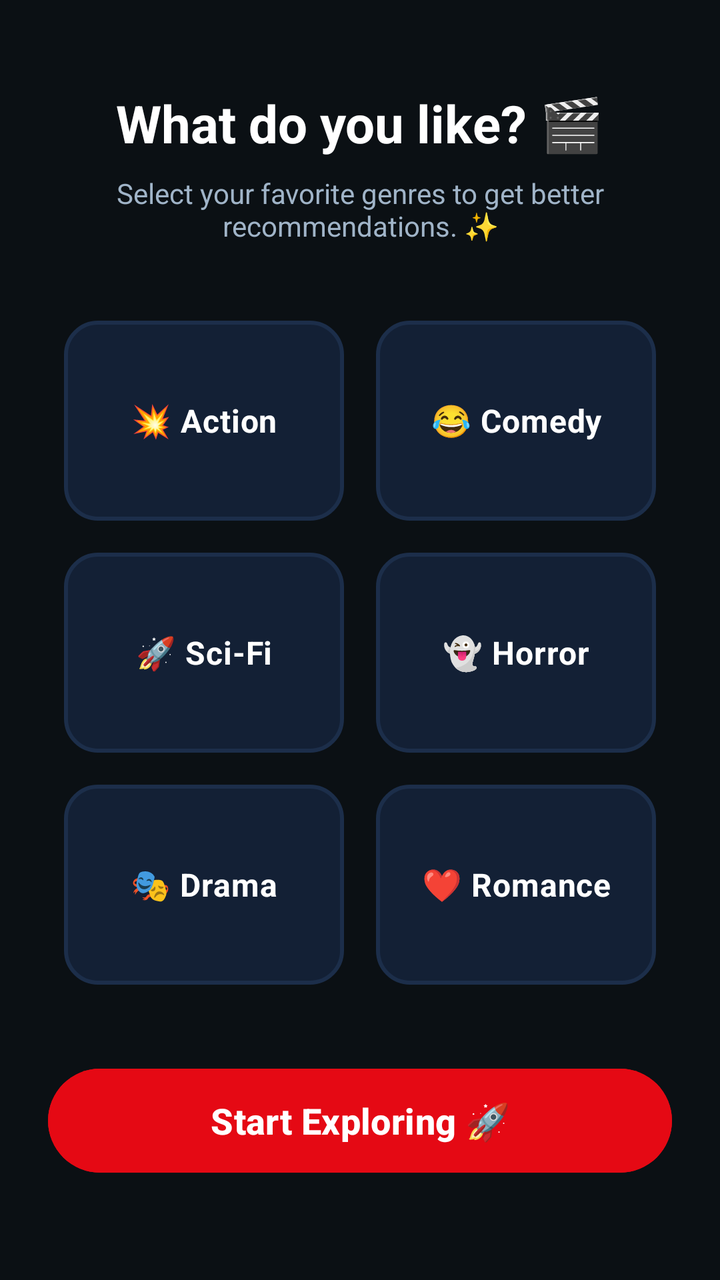
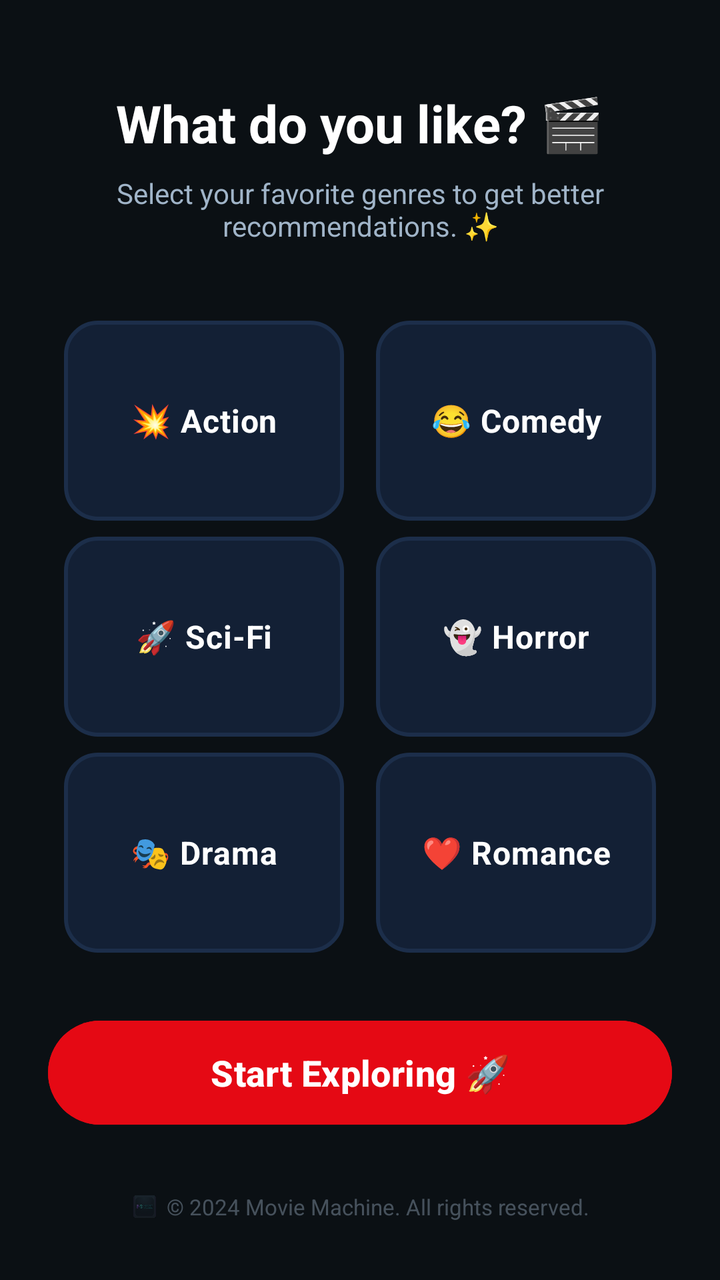

Before-and-after screenshots of an Android layout around one commit, followed by the original layout XML and the change that was made.
<!-- AndroidManifest.xml: application theme Theme.MovieMachine -->
<!-- res/layout/activity_onboarding.xml -->
<?xml version="1.0" encoding="utf-8"?>
<LinearLayout xmlns:android="http://schemas.android.com/apk/res/android"
    android:layout_width="match_parent"
    android:layout_height="match_parent"
    android:orientation="vertical"
    android:background="#0b1014"
    android:padding="24dp"
    android:gravity="center_horizontal">

    <TextView
        android:layout_width="wrap_content"
        android:layout_height="wrap_content"
        android:text="@string/onboarding_title"
        android:textColor="#FFFFFF"
        android:textSize="26sp"
        android:textStyle="bold"
        android:layout_marginTop="20dp"
        android:layout_marginBottom="8dp" />

    <TextView
        android:layout_width="wrap_content"
        android:layout_height="wrap_content"
        android:text="@string/onboarding_subtitle"
        android:textColor="#A0B4C8"
        android:textSize="14sp"
        android:textAlignment="center"
        android:layout_marginBottom="30dp" />

    <GridLayout
        android:layout_width="match_parent"
        android:layout_height="wrap_content"
        android:columnCount="2"
        android:rowCount="3">

        <CheckBox
            android:id="@+id/cbAction"
            android:layout_width="0dp"
            android:layout_height="100dp"
            android:layout_columnWeight="1"
            android:layout_margin="8dp"
            android:button="@null"
            android:background="@drawable/bg_genre_selector"
            android:text="@string/genre_action"
            android:textColor="#FFFFFF"
            android:gravity="center"
            android:textSize="16sp"
            android:textStyle="bold" />

        <CheckBox
            android:id="@+id/cbComedy"
            android:layout_width="0dp"
            android:layout_height="100dp"
            android:layout_columnWeight="1"
            android:layout_margin="8dp"
            android:button="@null"
            android:background="@drawable/bg_genre_selector"
            android:text="@string/genre_comedy"
            android:textColor="#FFFFFF"
            android:gravity="center"
            android:textSize="16sp"
            android:textStyle="bold" />

        <CheckBox
            android:id="@+id/cbSciFi"
            android:layout_width="0dp"
            android:layout_height="100dp"
            android:layout_columnWeight="1"
            android:layout_margin="8dp"
            android:button="@null"
            android:background="@drawable/bg_genre_selector"
            android:text="@string/genre_scifi"
            android:textColor="#FFFFFF"
            android:gravity="center"
            android:textSize="16sp"
            android:textStyle="bold" />

        <CheckBox
            android:id="@+id/cbHorror"
            android:layout_width="0dp"
            android:layout_height="100dp"
            android:layout_columnWeight="1"
            android:layout_margin="8dp"
            android:button="@null"
            android:background="@drawable/bg_genre_selector"
            android:text="@string/genre_horror"
            android:textColor="#FFFFFF"
            android:gravity="center"
            android:textSize="16sp"
            android:textStyle="bold" />

        <CheckBox
            android:id="@+id/cbDrama"
            android:layout_width="0dp"
            android:layout_height="100dp"
            android:layout_columnWeight="1"
            android:layout_margin="8dp"
            android:button="@null"
            android:background="@drawable/bg_genre_selector"
            android:text="@string/genre_drama"
            android:textColor="#FFFFFF"
            android:gravity="center"
            android:textSize="16sp"
            android:textStyle="bold" />

        <CheckBox
            android:id="@+id/cbRomance"
            android:layout_width="0dp"
            android:layout_height="100dp"
            android:layout_columnWeight="1"
            android:layout_margin="8dp"
            android:button="@null"
            android:background="@drawable/bg_genre_selector"
            android:text="@string/genre_romance"
            android:textColor="#FFFFFF"
            android:gravity="center"
            android:textSize="16sp"
            android:textStyle="bold" />
    </GridLayout>

    <Button
        android:id="@+id/btnSavePreferences"
        android:layout_width="match_parent"
        android:layout_height="60dp"
        android:layout_marginTop="30dp"
        android:backgroundTint="#E50914"
        android:text="@string/start_exploring"
        android:textColor="#FFFFFF"
        android:textSize="18sp"
        android:textStyle="bold" />

</LinearLayout>
<!-- resources referenced by this layout -->
<resources>
  <!-- drawable bg_genre_selector (drawable) -->
  <?xml version="1.0" encoding="utf-8"?>
  <selector xmlns:android="http://schemas.android.com/apk/res/android">
      <item android:state_checked="true">
          <shape android:shape="rectangle">
              <solid android:color="#21D07A" />
              <corners android:radius="16dp" />
          </shape>
      </item>
      <item>
          <shape android:shape="rectangle">
              <solid android:color="#132035" />
              <stroke android:width="2dp" android:color="#1c2e4a" />
              <corners android:radius="16dp" />
          </shape>
      </item>
  </selector>
  <string name="genre_action">💥 Action</string>
  <string name="genre_comedy">😂 Comedy</string>
  <string name="genre_drama">🎭 Drama</string>
  <string name="genre_horror">👻 Horror</string>
  <string name="genre_romance">❤️ Romance</string>
  <string name="genre_scifi">🚀 Sci-Fi</string>
  <string name="onboarding_subtitle">Select your favorite genres to get better recommendations. ✨</string>
  <string name="onboarding_title">What do you like? 🎬</string>
  <string name="start_exploring">Start Exploring 🚀</string>
  <style name="Theme.MovieMachine" parent="Base.Theme.MovieMachine" />
  <style name="Base.Theme.MovieMachine" parent="Theme.Material3.DayNight.NoActionBar">
          
          
      </style>
</resources>

<!-- the commit's change to res/layout/activity_onboarding.xml (unified diff, before → after) -->
@@ -1,13 +1,13 @@
 <?xml version="1.0" encoding="utf-8"?>
-<LinearLayout xmlns:android="http://schemas.android.com/apk/res/android"
+<androidx.constraintlayout.widget.ConstraintLayout xmlns:android="http://schemas.android.com/apk/res/android"
+    xmlns:app="http://schemas.android.com/apk/res-auto"
     android:layout_width="match_parent"
     android:layout_height="match_parent"
-    android:orientation="vertical"
     android:background="#0b1014"
-    android:padding="24dp"
-    android:gravity="center_horizontal">
+    android:padding="24dp">
 
     <TextView
+        android:id="@+id/tvOnboardingTitle"
         android:layout_width="wrap_content"
         android:layout_height="wrap_content"
         android:text="@string/onboarding_title"
@@ -15,28 +15,36 @@
         android:textSize="26sp"
         android:textStyle="bold"
         android:layout_marginTop="20dp"
-        android:layout_marginBottom="8dp" />
+        app:layout_constraintTop_toTopOf="parent"
+        app:layout_constraintStart_toStartOf="parent"
+        app:layout_constraintEnd_toEndOf="parent" />
 
     <TextView
-        android:layout_width="wrap_content"
+        android:id="@+id/tvOnboardingSubtitle"
+        android:layout_width="0dp"
         android:layout_height="wrap_content"
+        android:layout_marginTop="8dp"
         android:text="@string/onboarding_subtitle"
         android:textColor="#A0B4C8"
         android:textSize="14sp"
         android:textAlignment="center"
-        android:layout_marginBottom="30dp" />
+        app:layout_constraintTop_toBottomOf="@id/tvOnboardingTitle"
+        app:layout_constraintStart_toStartOf="parent"
+        app:layout_constraintEnd_toEndOf="parent" />
 
-    <GridLayout
-        android:layout_width="match_parent"
+    <androidx.constraintlayout.widget.ConstraintLayout
+        android:id="@+id/gridGenres"
+        android:layout_width="0dp"
         android:layout_height="wrap_content"
-        android:columnCount="2"
-        android:rowCount="3">
+        android:layout_marginTop="30dp"
+        app:layout_constraintTop_toBottomOf="@id/tvOnboardingSubtitle"
+        app:layout_constraintStart_toStartOf="parent"
+        app:layout_constraintEnd_toEndOf="parent">
 
         <CheckBox
             android:id="@+id/cbAction"
             android:layout_width="0dp"
             android:layout_height="100dp"
-            android:layout_columnWeight="1"
             android:layout_margin="8dp"
             android:button="@null"
             android:background="@drawable/bg_genre_selector"
@@ -44,13 +52,15 @@
             android:textColor="#FFFFFF"
             android:gravity="center"
             android:textSize="16sp"
-            android:textStyle="bold" />
+            android:textStyle="bold"
+            app:layout_constraintTop_toTopOf="parent"
+            app:layout_constraintStart_toStartOf="parent"
+            app:layout_constraintEnd_toStartOf="@+id/cbComedy" />
 
         <CheckBox
             android:id="@+id/cbComedy"
             android:layout_width="0dp"
             android:layout_height="100dp"
-            android:layout_columnWeight="1"
             android:layout_margin="8dp"
             android:button="@null"
             android:background="@drawable/bg_genre_selector"
@@ -58,13 +68,15 @@
             android:textColor="#FFFFFF"
             android:gravity="center"
             android:textSize="16sp"
-            android:textStyle="bold" />
+            android:textStyle="bold"
+            app:layout_constraintTop_toTopOf="parent"
+            app:layout_constraintStart_toEndOf="@id/cbAction"
+            app:layout_constraintEnd_toEndOf="parent" />
 
         <CheckBox
             android:id="@+id/cbSciFi"
             android:layout_width="0dp"
             android:layout_height="100dp"
-            android:layout_columnWeight="1"
             android:layout_margin="8dp"
             android:button="@null"
             android:background="@drawable/bg_genre_selector"
@@ -72,13 +84,15 @@
             android:textColor="#FFFFFF"
             android:gravity="center"
             android:textSize="16sp"
-            android:textStyle="bold" />
+            android:textStyle="bold"
+            app:layout_constraintTop_toBottomOf="@id/cbAction"
+            app:layout_constraintStart_toStartOf="parent"
+            app:layout_constraintEnd_toStartOf="@+id/cbHorror" />
 
         <CheckBox
             android:id="@+id/cbHorror"
             android:layout_width="0dp"
             android:layout_height="100dp"
-            android:layout_columnWeight="1"
             android:layout_margin="8dp"
             android:button="@null"
             android:background="@drawable/bg_genre_selector"
@@ -86,13 +100,15 @@
             android:textColor="#FFFFFF"
             android:gravity="center"
             android:textSize="16sp"
-            android:textStyle="bold" />
+            android:textStyle="bold"
+            app:layout_constraintTop_toBottomOf="@id/cbComedy"
+            app:layout_constraintStart_toEndOf="@id/cbSciFi"
+            app:layout_constraintEnd_toEndOf="parent" />
 
         <CheckBox
             android:id="@+id/cbDrama"
             android:layout_width="0dp"
             android:layout_height="100dp"
-            android:layout_columnWeight="1"
             android:layout_margin="8dp"
             android:button="@null"
             android:background="@drawable/bg_genre_selector"
@@ -100,13 +116,15 @@
             android:textColor="#FFFFFF"
             android:gravity="center"
             android:textSize="16sp"
-            android:textStyle="bold" />
+            android:textStyle="bold"
+            app:layout_constraintTop_toBottomOf="@id/cbSciFi"
+            app:layout_constraintStart_toStartOf="parent"
+            app:layout_constraintEnd_toStartOf="@+id/cbRomance" />
 
         <CheckBox
             android:id="@+id/cbRomance"
             android:layout_width="0dp"
             android:layout_height="100dp"
-            android:layout_columnWeight="1"
             android:layout_margin="8dp"
             android:button="@null"
             android:background="@drawable/bg_genre_selector"
@@ -114,18 +132,60 @@
             android:textColor="#FFFFFF"
             android:gravity="center"
             android:textSize="16sp"
-            android:textStyle="bold" />
-    </GridLayout>
+            android:textStyle="bold"
+            app:layout_constraintTop_toBottomOf="@id/cbHorror"
+            app:layout_constraintStart_toEndOf="@id/cbDrama"
+            app:layout_constraintEnd_toEndOf="parent" />
+
+    </androidx.constraintlayout.widget.ConstraintLayout>
 
     <Button
         android:id="@+id/btnSavePreferences"
-        android:layout_width="match_parent"
+        android:layout_width="0dp"
         android:layout_height="60dp"
         android:layout_marginTop="30dp"
         android:backgroundTint="#E50914"
         android:text="@string/start_exploring"
         android:textColor="#FFFFFF"
         android:textSize="18sp"
-        android:textStyle="bold" />
+        android:textStyle="bold"
+        app:layout_constraintTop_toBottomOf="@id/gridGenres"
+        app:layout_constraintStart_toStartOf="parent"
+        app:layout_constraintEnd_toEndOf="parent" />
 
-</LinearLayout>
+        
+        <androidx.constraintlayout.widget.ConstraintLayout
+            android:id="@+id/layoutOnboardingCopyright"
+            android:layout_width="wrap_content"
+            android:layout_height="wrap_content"
+            android:layout_marginTop="24dp"
+            android:alpha="0.4"
+            app:layout_constraintTop_toBottomOf="@id/btnSavePreferences"
+            app:layout_constraintStart_toStartOf="parent"
+            app:layout_constraintEnd_toEndOf="parent"
+            app:layout_constraintBottom_toBottomOf="parent">
+
+            <ImageView
+                android:id="@+id/imgOnboardingCopyrightLogo"
+                android:layout_width="14dp"
+                android:layout_height="14dp"
+                android:src="@drawable/ic_logo"
+                android:contentDescription="@string/app_name"
+                app:layout_constraintStart_toStartOf="parent"
+                app:layout_constraintTop_toTopOf="parent"
+                app:layout_constraintBottom_toBottomOf="parent" />
+
+            <TextView
+                android:id="@+id/tvOnboardingCopyright"
+                android:layout_width="wrap_content"
+                android:layout_height="wrap_content"
+                android:layout_marginStart="4dp"
+                android:text="@string/copyright_text"
+                android:textColor="#A0B4C8"
+                android:textSize="11sp"
+                app:layout_constraintStart_toEndOf="@id/imgOnboardingCopyrightLogo"
+                app:layout_constraintTop_toTopOf="parent"
+                app:layout_constraintBottom_toBottomOf="parent" />
+        </androidx.constraintlayout.widget.ConstraintLayout>
+
+</androidx.constraintlayout.widget.ConstraintLayout>
<!-- resource entries referenced after the edit -->
@@ -17,6 +17,9 @@
           </shape>
       </item>
   </selector>
+  <!-- drawable ic_logo: png bitmap (drawable, 119477 bytes) -->
+  <string name="app_name">Movie Machine</string>
+  <string name="copyright_text">© 2024 Movie Machine. All rights reserved.</string>
   <string name="genre_action">💥 Action</string>
   <string name="genre_comedy">😂 Comedy</string>
   <string name="genre_drama">🎭 Drama</string>
